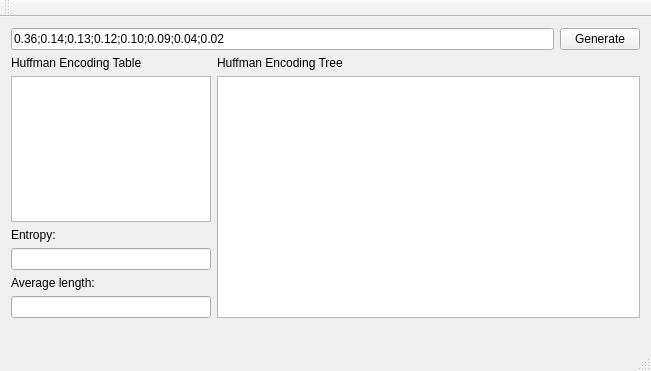
This is mainwindow.ui in acamara/HuffmanCodingGrahp as Qt 5 draws it before an edit. The edited form follows.
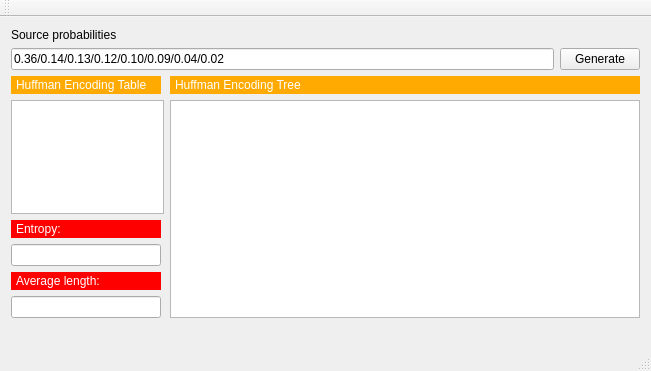
This is the edited form.

```diff
--- a/mainwindow.ui
+++ b/mainwindow.ui
@@ -14,22 +14,43 @@
    <string>Huffman Encoding</string>
   </property>
   <widget class="QWidget" name="centralWidget">
-   <layout class="QVBoxLayout" name="verticalLayout_3">
+   <layout class="QVBoxLayout" name="verticalLayout_5">
     <item>
-     <layout class="QHBoxLayout" name="horizontalLayout">
+     <layout class="QVBoxLayout" name="verticalLayout_3">
       <item>
-       <widget class="QLineEdit" name="lineEdit">
+       <widget class="QLabel" name="label_6">
+        <property name="styleSheet">
+         <string notr="true">font: 11pt &quot;Arial&quot;;
+border-width: 2px;</string>
+        </property>
         <property name="text">
-         <string>0.36;0.14;0.13;0.12;0.10;0.09;0.04;0.02</string>
+         <string>Source probabilities</string>
         </property>
        </widget>
       </item>
       <item>
-       <widget class="QPushButton" name="pushButton_generate">
-        <property name="text">
-         <string>Generate</string>
-        </property>
-       </widget>
+       <layout class="QHBoxLayout" name="horizontalLayout">
+        <item>
+         <widget class="QLineEdit" name="lineEdit">
+          <property name="styleSheet">
+           <string notr="true">font: 10pt &quot;Trebuchet MS&quot;;</string>
+          </property>
+          <property name="text">
+           <string>0.36/0.14/0.13/0.12/0.10/0.09/0.04/0.02</string>
+          </property>
+         </widget>
+        </item>
+        <item>
+         <widget class="QPushButton" name="pushButton_generate">
+          <property name="styleSheet">
+           <string notr="true">font: 10pt &quot;Arial&quot;;</string>
+          </property>
+          <property name="text">
+           <string>Generate</string>
+          </property>
+         </widget>
+        </item>
+       </layout>
       </item>
      </layout>
     </item>
@@ -41,12 +62,17 @@
          <widget class="QLabel" name="label_2">
           <property name="maximumSize">
            <size>
-            <width>200</width>
+            <width>150</width>
             <height>16777215</height>
            </size>
           </property>
           <property name="styleSheet">
-           <string notr="true">font: 75 10pt &quot;Arial&quot;;</string>
+           <string notr="true">font: 10pt &quot;Arial&quot;;
+color: rgb(255, 255, 255);
+background-color: rgb(255, 170, 0);
+border-style: solid; 
+border-color:  rgb(255, 170, 0);
+border-width: 2px;</string>
           </property>
           <property name="text">
            <string>Huffman Encoding Table</string>
@@ -66,7 +92,7 @@
           </property>
           <property name="maximumSize">
            <size>
-            <width>200</width>
+            <width>153</width>
             <height>16777215</height>
            </size>
           </property>
@@ -80,8 +106,19 @@
         </item>
         <item>
          <widget class="QLabel" name="label_3">
+          <property name="maximumSize">
+           <size>
+            <width>150</width>
+            <height>16777215</height>
+           </size>
+          </property>
           <property name="styleSheet">
-           <string notr="true">font: 75 10pt &quot;Arial&quot;;</string>
+           <string notr="true">font: 10pt &quot;Arial&quot;;
+color: rgb(255, 255, 255);
+background-color: rgb(255,0,0);
+border-style: solid; 
+border-color:rgb(255,0, 0);
+border-width: 2px;</string>
           </property>
           <property name="text">
            <string>Entropy:</string>
@@ -92,7 +129,7 @@
          <widget class="QLineEdit" name="lineEdit_entropy">
           <property name="maximumSize">
            <size>
-            <width>200</width>
+            <width>150</width>
             <height>16777215</height>
            </size>
           </property>
@@ -103,8 +140,19 @@
         </item>
         <item>
          <widget class="QLabel" name="label_4">
+          <property name="maximumSize">
+           <size>
+            <width>150</width>
+            <height>16777215</height>
+           </size>
+          </property>
           <property name="styleSheet">
-           <string notr="true">font: 75 10pt &quot;Arial&quot;;</string>
+           <string notr="true">font: 10pt &quot;Arial&quot;;
+color: rgb(255, 255, 255);
+background-color: rgb(255,0,0);
+border-style: solid; 
+border-color:rgb(255,0, 0);
+border-width: 2px;</string>
           </property>
           <property name="text">
            <string>Average length:</string>
@@ -115,7 +163,7 @@
          <widget class="QLineEdit" name="lineEdit_averagelength">
           <property name="maximumSize">
            <size>
-            <width>200</width>
+            <width>150</width>
             <height>16777215</height>
            </size>
           </property>
@@ -138,7 +186,12 @@
         <item>
          <widget class="QLabel" name="label">
           <property name="styleSheet">
-           <string notr="true">font: 75 10pt &quot;Arial&quot;;</string>
+           <string notr="true">font: 10pt &quot;Arial&quot;;
+color: rgb(255, 255, 255);
+background-color: rgb(255, 170, 0);
+border-style: solid; 
+border-color:  rgb(255, 170, 0);
+border-width: 2px;</string>
           </property>
           <property name="text">
            <string>Huffman Encoding Tree</string>
```
